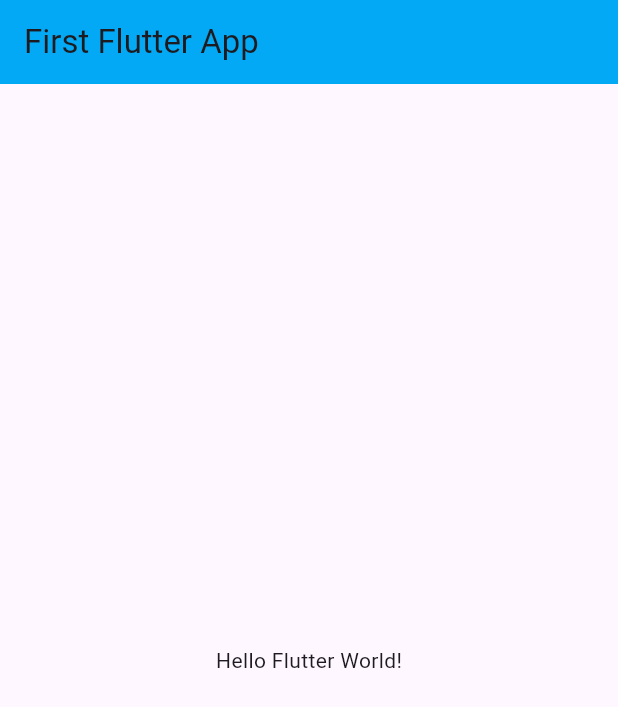
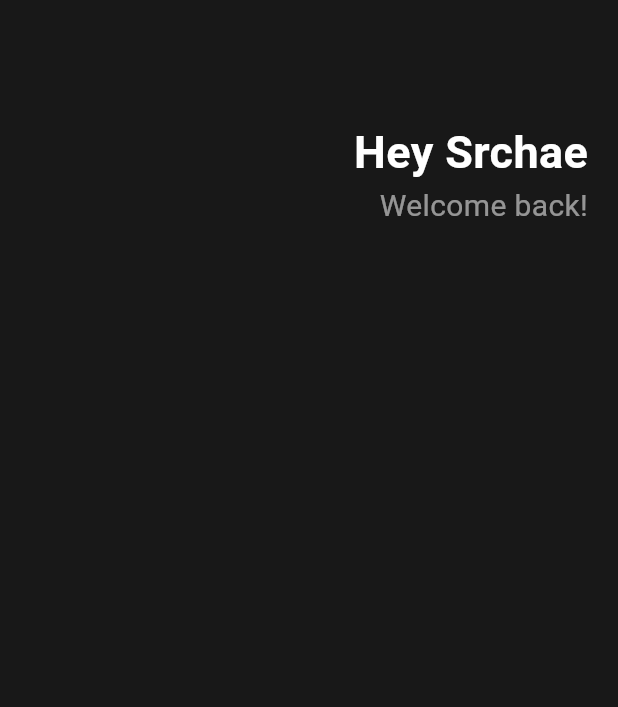
Before and after one commit to srchae/flutter-begin, a Flutter app: the screen it shows after launch, on a phone screen of 412 x 824 dp. Shown: the top 707 px of the screen. Run offline on Flutter 3.47's test engine with Material 3 defaults, Android fonts, the phone set to English and light mode, and no system bars.

Commit message:
Feat: appbar 제거 및 헤더 디자인

```diff
--- a/lib/main.dart
+++ b/lib/main.dart
@@ -11,13 +11,35 @@ class MyApp extends StatelessWidget {
   Widget build(BuildContext context) {
     return MaterialApp(
         home: Scaffold(
-      appBar: AppBar(
-        title: Text("First Flutter App"),
-        backgroundColor: Colors.lightBlue,
-      ),
-      body: Center(
-        child: Text("Hello Flutter World!"),
-      ),
-    ));
+            backgroundColor: Color(0xFF181818),
+            body: Padding(
+              padding: EdgeInsets.symmetric(horizontal: 20),
+              child: Column(
+                children: [
+                  SizedBox(height: 80),
+                  Row(mainAxisAlignment: MainAxisAlignment.end, children: [
+                    Column(
+                        crossAxisAlignment: CrossAxisAlignment.end,
+                        children: [
+                          Text(
+                            "Hey Srchae",
+                            style: TextStyle(
+                              color: Colors.white,
+                              fontSize: 30,
+                              fontWeight: FontWeight.w600,
+                            ),
+                          ),
+                          Text(
+                            "Welcome back!",
+                            style: TextStyle(
+                              color: Colors.white54,
+                              fontSize: 20,
+                            ),
+                          )
+                        ]),
+                  ]),
+                ],
+              ),
+            )));
   }
 }
```
